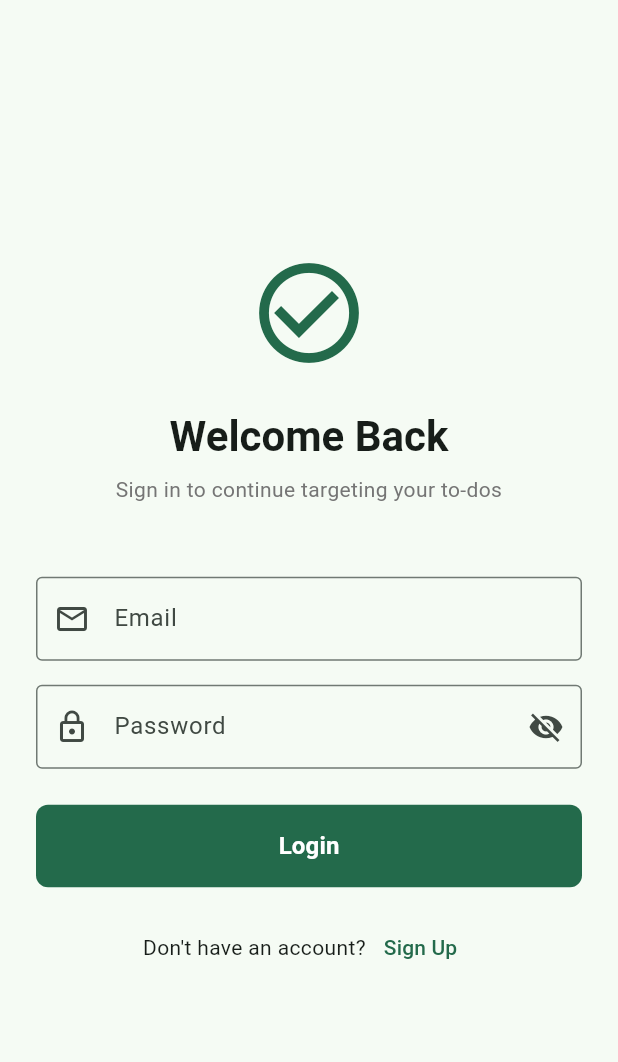
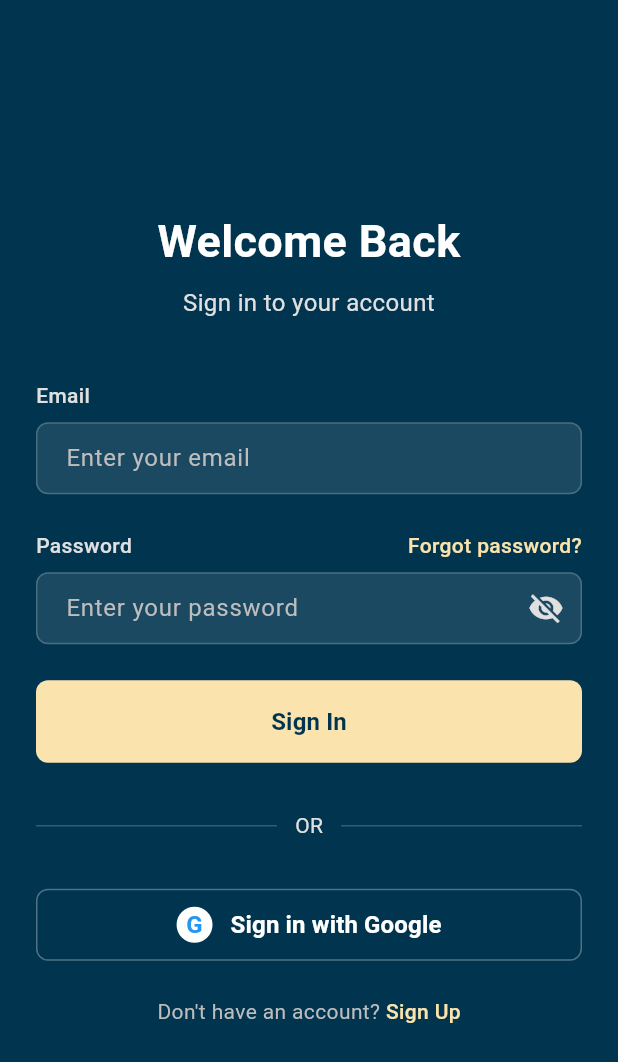
Before and after one commit to pctan9491/PROJ-0001-TTTApp-FE, a Flutter app: the screen it shows after launch, on a phone screen of 412 x 824 dp. Shown: the top 1062 px of the screen. Run offline on Flutter 3.47's test engine with Material 3 defaults, Android fonts, the phone set to English and light mode, and no system bars.

Commit message:
login page v2

```diff
--- a/lib/features/auth/presentation/pages/login_page.dart
+++ b/lib/features/auth/presentation/pages/login_page.dart
@@ -13,11 +13,15 @@ class _LoginPageState extends State<LoginPage> {
   final _passwordController = TextEditingController();
   bool _isObscure = true;
 
+  // Design Colors
+  static const Color _primaryColor = Color(0xFF01344F);
+  static const Color _accentColor = Color(0xFFFAE3AC);
+
   // Keys for identifying widgets in tests or inspector
   static const Key emailFieldKey = Key('email_field');
   static const Key passwordFieldKey = Key('password_field');
   static const Key loginButtonKey = Key('login_button');
-  static const Key signUpButtonKey = Key('sign_up_button');
+  static const Key signUpLinkKey = Key('sign_up_link');
 
   @override
   void dispose() {
@@ -38,6 +42,7 @@ class _LoginPageState extends State<LoginPage> {
   @override
   Widget build(BuildContext context) {
     return Scaffold(
+      backgroundColor: _primaryColor,
       body: SafeArea(
         child: Center(
           child: SingleChildScrollView(
@@ -51,13 +56,14 @@ class _LoginPageState extends State<LoginPage> {
                   crossAxisAlignment: CrossAxisAlignment.stretch,
                   children: [
                     _buildHeader(context),
-                    const SizedBox(height: 48),
+                    const SizedBox(height: 40),
                     _buildEmailField(),
-                    const SizedBox(height: 16),
+                    const SizedBox(height: 24),
                     _buildPasswordField(),
                     const SizedBox(height: 24),
                     _buildLoginButton(),
-                    const SizedBox(height: 16),
+                    _buildSocialLogin(),
+                    const SizedBox(height: 24),
                     _buildSignUpLink(),
                   ],
                 ),
@@ -72,25 +78,22 @@ class _LoginPageState extends State<LoginPage> {
   Widget _buildHeader(BuildContext context) {
     return Column(
       children: [
-        Icon(
-          Icons.check_circle_outline,
-          size: 80,
-          color: Theme.of(context).colorScheme.primary,
-        ),
-        const SizedBox(height: 24),
-        Text(
+        const Text(
           'Welcome Back',
           textAlign: TextAlign.center,
-          style: Theme.of(context).textTheme.headlineMedium?.copyWith(
+          style: TextStyle(
+            fontSize: 30,
             fontWeight: FontWeight.bold,
+            color: Colors.white,
           ),
         ),
         const SizedBox(height: 8),
         Text(
-          'Sign in to continue targeting your to-dos',
+          'Sign in to your account',
           textAlign: TextAlign.center,
-          style: Theme.of(context).textTheme.bodyMedium?.copyWith(
-                color: Colors.grey[600],
+          style: TextStyle(
+            color: Colors.grey[300],
+            fontSize: 16,
           ),
         ),
       ],
@@ -98,13 +101,40 @@ class _LoginPageState extends State<LoginPage> {
   }
 
   Widget _buildEmailField() {
-    return TextFormField(
-      key: emailFieldKey, // Identifiable Key
+    return Column(
+      crossAxisAlignment: CrossAxisAlignment.start,
+      children: [
+        Text(
+          'Email',
+          style: TextStyle(
+            color: Colors.grey[300],
+            fontSize: 14,
+            fontWeight: FontWeight.w500,
+          ),
+        ),
+        const SizedBox(height: 8),
+        TextFormField(
+          key: emailFieldKey,
           controller: _emailController,
-      decoration: const InputDecoration(
-        labelText: 'Email',
-        border: OutlineInputBorder(),
-        prefixIcon: Icon(Icons.email_outlined),
+          style: const TextStyle(color: Colors.white),
+          decoration: InputDecoration(
+            hintText: 'Enter your email',
+            hintStyle: TextStyle(color: Colors.grey[400]),
+            filled: true,
+            fillColor: Colors.white.withOpacity(0.1),
+            border: OutlineInputBorder(
+              borderRadius: BorderRadius.circular(8),
+              borderSide: BorderSide(color: Colors.white.withOpacity(0.2)),
+            ),
+            enabledBorder: OutlineInputBorder(
+              borderRadius: BorderRadius.circular(8),
+              borderSide: BorderSide(color: Colors.white.withOpacity(0.2)),
+            ),
+            focusedBorder: OutlineInputBorder(
+              borderRadius: BorderRadius.circular(8),
+              borderSide: const BorderSide(color: _accentColor),
+            ),
+            contentPadding: const EdgeInsets.symmetric(horizontal: 16, vertical: 12),
           ),
           keyboardType: TextInputType.emailAddress,
           textInputAction: TextInputAction.next,
@@ -117,21 +147,69 @@ class _LoginPageState extends State<LoginPage> {
             }
             return null;
           },
+        ),
+      ],
     );
   }
 
   Widget _buildPasswordField() {
-    return TextFormField(
-      key: passwordFieldKey, // Identifiable Key
+    return Column(
+      crossAxisAlignment: CrossAxisAlignment.start,
+      children: [
+        Row(
+          mainAxisAlignment: MainAxisAlignment.spaceBetween,
+          children: [
+            Text(
+              'Password',
+              style: TextStyle(
+                color: Colors.grey[300],
+                fontSize: 14,
+                fontWeight: FontWeight.w500,
+              ),
+            ),
+            GestureDetector(
+              onTap: () {
+                // TODO: Handle forgot password
+              },
+              child: const Text(
+                'Forgot password?',
+                style: TextStyle(
+                  color: _accentColor,
+                  fontSize: 14,
+                  fontWeight: FontWeight.w500,
+                ),
+              ),
+            ),
+          ],
+        ),
+        const SizedBox(height: 8),
+        TextFormField(
+          key: passwordFieldKey,
           controller: _passwordController,
+          style: const TextStyle(color: Colors.white),
           decoration: InputDecoration(
-        labelText: 'Password',
-        border: const OutlineInputBorder(),
-        prefixIcon: const Icon(Icons.lock_outline),
+            hintText: 'Enter your password',
+            hintStyle: TextStyle(color: Colors.grey[400]),
+            filled: true,
+            fillColor: Colors.white.withOpacity(0.1),
+            border: OutlineInputBorder(
+              borderRadius: BorderRadius.circular(8),
+              borderSide: BorderSide(color: Colors.white.withOpacity(0.2)),
+            ),
+            enabledBorder: OutlineInputBorder(
+              borderRadius: BorderRadius.circular(8),
+              borderSide: BorderSide(color: Colors.white.withOpacity(0.2)),
+            ),
+            focusedBorder: OutlineInputBorder(
+              borderRadius: BorderRadius.circular(8),
+              borderSide: const BorderSide(color: _accentColor),
+            ),
+            contentPadding: const EdgeInsets.symmetric(horizontal: 16, vertical: 12),
             suffixIcon: IconButton(
               icon: Icon(
                 _isObscure ? Icons.visibility_off : Icons.visibility,
               ),
+              color: Colors.grey[300],
               onPressed: () {
                 setState(() {
                   _isObscure = !_isObscure;
@@ -149,23 +227,83 @@ class _LoginPageState extends State<LoginPage> {
             }
             return null;
           },
+        ),
+      ],
     );
   }
 
   Widget _buildLoginButton() {
-    return FilledButton(
-      key: loginButtonKey, // Identifiable Key
+    return SizedBox(
+      width: double.infinity,
+      child: ElevatedButton(
+        key: loginButtonKey,
         onPressed: _login,
-      style: FilledButton.styleFrom(
+        style: ElevatedButton.styleFrom(
+          backgroundColor: _accentColor,
+          foregroundColor: _primaryColor,
           padding: const EdgeInsets.symmetric(vertical: 16),
           shape: RoundedRectangleBorder(
             borderRadius: BorderRadius.circular(8),
           ),
+          elevation: 0,
         ),
         child: const Text(
-        'Login',
+          'Sign In',
           style: TextStyle(fontSize: 16, fontWeight: FontWeight.bold),
         ),
+      ),
+    );
+  }
+
+  Widget _buildSocialLogin() {
+    return Column(
+      children: [
+        Padding(
+          padding: const EdgeInsets.symmetric(vertical: 32),
+          child: Row(
+            children: [
+              Expanded(child: Divider(color: Colors.white.withOpacity(0.2))),
+              Padding(
+                padding: const EdgeInsets.symmetric(horizontal: 12),
+                child: Text('OR', style: TextStyle(color: Colors.grey[300], fontSize: 14)),
+              ),
+              Expanded(child: Divider(color: Colors.white.withOpacity(0.2))),
+            ],
+          ),
+        ),
+        OutlinedButton(
+          onPressed: () {
+             // TODO: Google Sign In
+          },
+          style: OutlinedButton.styleFrom(
+            side: BorderSide(color: Colors.white.withOpacity(0.3)),
+            shape: RoundedRectangleBorder(borderRadius: BorderRadius.circular(8)),
+            padding: const EdgeInsets.symmetric(vertical: 12),
+            backgroundColor: Colors.transparent,
+          ),
+          child: Row(
+            mainAxisAlignment: MainAxisAlignment.center,
+            children: [
+              // Simple G placeholder
+              Container(
+                width: 24,
+                height: 24,
+                alignment: Alignment.center,
+                decoration: const BoxDecoration(
+                  color: Colors.white,
+                  shape: BoxShape.circle,
+                ),
+                child: const Text('G', style: TextStyle(fontWeight: FontWeight.bold, color: Colors.blue, fontSize: 16)),
+              ),
+              const SizedBox(width: 12),
+              const Text(
+                'Sign in with Google',
+                style: TextStyle(color: Colors.white, fontWeight: FontWeight.w600, fontSize: 16),
+              ),
+            ],
+          ),
+        ),
+      ],
     );
   }
 
@@ -173,13 +311,19 @@ class _LoginPageState extends State<LoginPage> {
     return Row(
       mainAxisAlignment: MainAxisAlignment.center,
       children: [
-        const Text("Don't have an account?"),
-        TextButton(
-          key: signUpButtonKey, // Identifiable Key
-          onPressed: () {
+        Text("Don't have an account? ", style: TextStyle(color: Colors.grey[400])),
+        GestureDetector(
+          key: signUpLinkKey,
+          onTap: () {
              // TODO: Navigate to registration page
           },
-          child: const Text('Sign Up'),
+          child: const Text(
+            'Sign Up',
+            style: TextStyle(
+              color: _accentColor,
+              fontWeight: FontWeight.w500,
+            ),
+          ),
         ),
       ],
     );
```
Also changed, not shown: 1 other file. Lines whose indentation alone changed are shown as unchanged.
